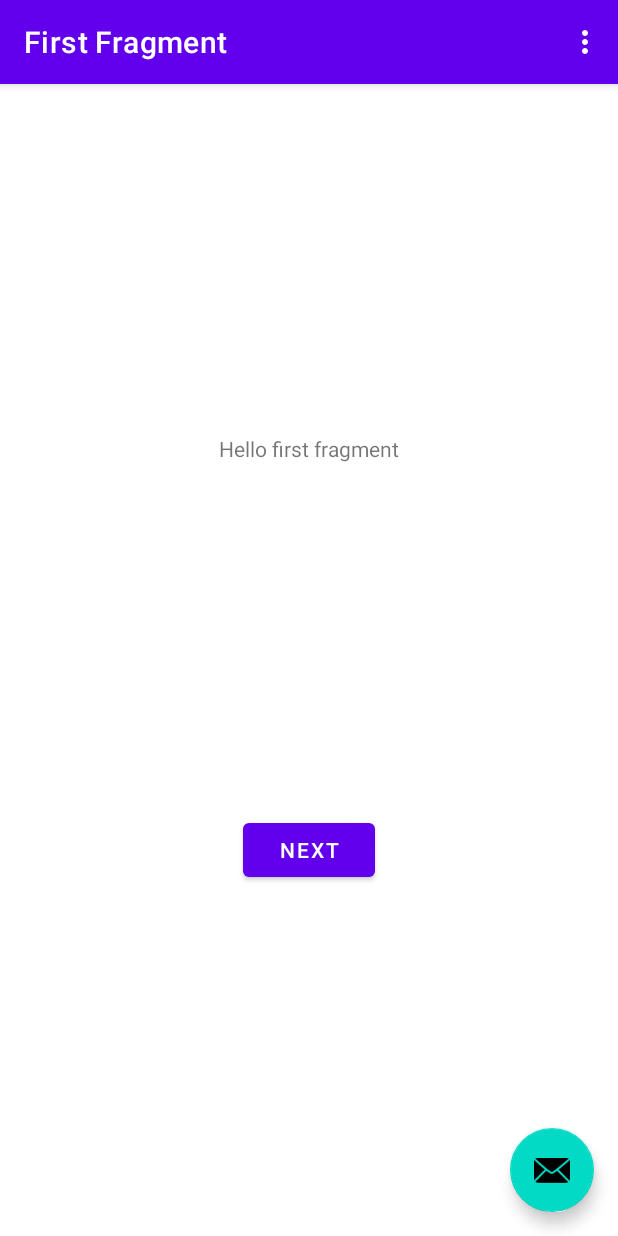
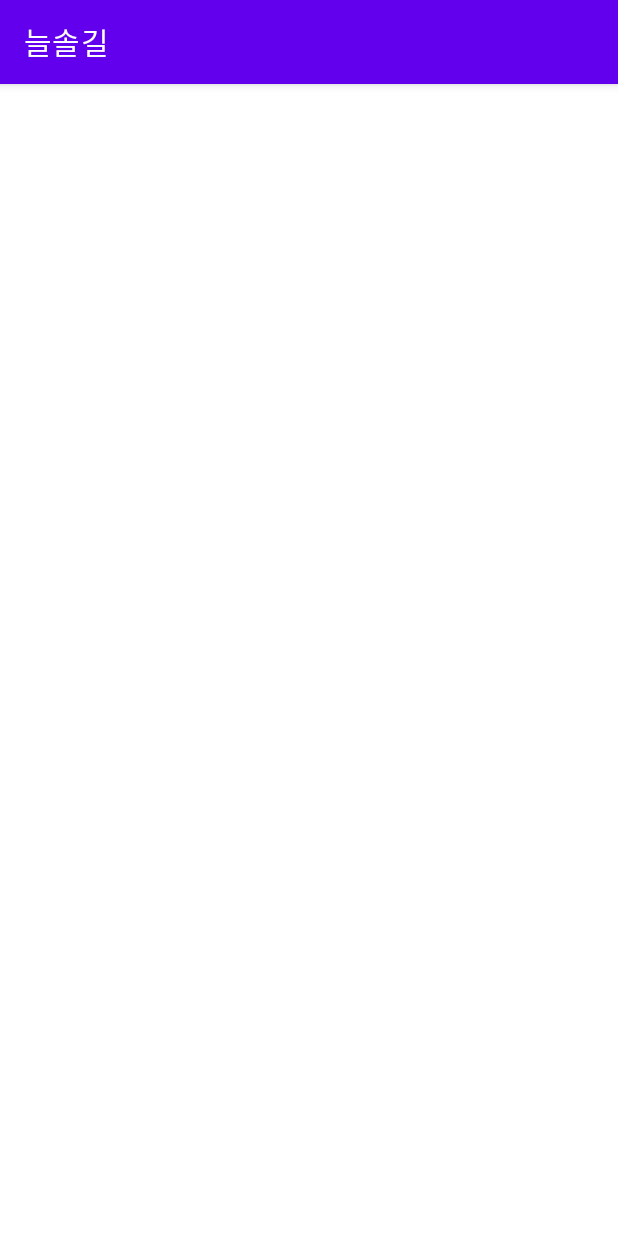
Before and after one commit to qwqeqrqwqeqr/trail, an Android app: the first screen one second after launch (MainActivity before the commit, SplashActivity after it), on a phone screen of 412 x 824 dp. Run offline under Robolectric (Android 15) with nearby library versions, the phone set to English and light mode, and no system bars.

Commit message:
splash 추가

```diff
--- /dev/null
+++ b/app/src/main/java/kr/ac/kgu/app/trail/ui/SplashActivity.kt
@@ -0,0 +1,27 @@
+package kr.ac.kgu.app.trail.ui
+
+import android.content.Intent
+import androidx.appcompat.app.AppCompatActivity
+import android.os.Bundle
+import android.os.Handler
+import kr.ac.kgu.app.trail.MainActivity
+import kr.ac.kgu.app.trail.databinding.ActivitySplashBinding
+
+
+class SplashActivity : AppCompatActivity() {
+    private lateinit var binding: ActivitySplashBinding
+    private var handler: Handler =Handler()
+
+    override fun onCreate(savedInstanceState: Bundle?) {
+        super.onCreate(savedInstanceState)
+        binding = ActivitySplashBinding.inflate(layoutInflater)
+        setContentView(binding.root)
+
+        handler.postDelayed({
+            Intent(this, MainActivity::class.java).also {
+                startActivity(it)
+                finish()
+            }
+        }, 2000)
+    }
+}
--- /dev/null
+++ b/app/src/main/res/layout/activity_splash.xml
@@ -0,0 +1,9 @@
+<?xml version="1.0" encoding="utf-8"?>
+<androidx.constraintlayout.widget.ConstraintLayout xmlns:android="http://schemas.android.com/apk/res/android"
+    xmlns:app="http://schemas.android.com/apk/res-auto"
+    xmlns:tools="http://schemas.android.com/tools"
+    android:layout_width="match_parent"
+    android:layout_height="match_parent"
+    tools:context=".ui.SplashActivity">
+
+</androidx.constraintlayout.widget.ConstraintLayout>
--- a/app/src/main/res/values/strings.xml
+++ b/app/src/main/res/values/strings.xml
@@ -1,5 +1,5 @@
 <resources>
-    <string name="app_name">app</string>
+    <string name="app_name">늘솔길</string>
     <string name="action_settings">Settings</string>
     <!-- Strings used for fragments for navigation -->
     <string name="first_fragment_label">First Fragment</string>
--- a/build.gradle
+++ b/build.gradle
@@ -1,4 +1,4 @@
-// Top-level build file where you can add configuration options common to all sub-projects/modules.
+
 buildscript {
     repositories {
         google()
```
Also changed, not shown: app/build.gradle (+11 -3 lines), app/src/main/AndroidManifest.xml (+11 -6 lines).
